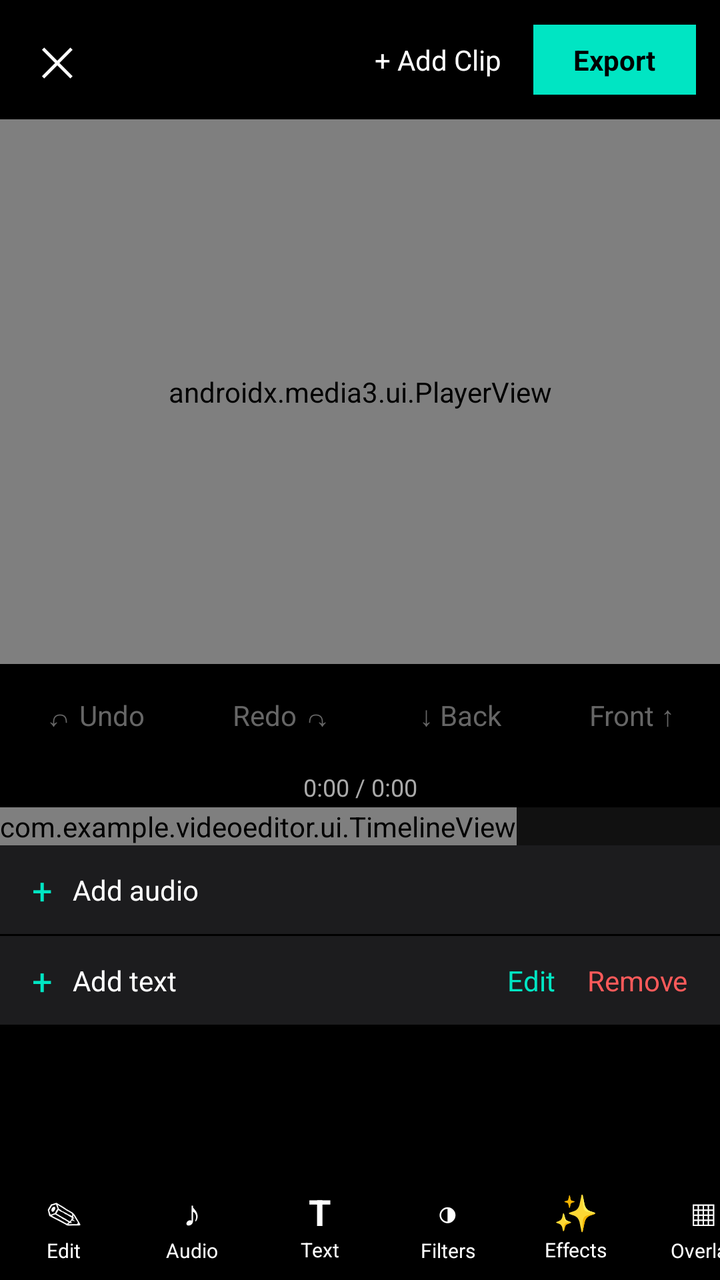
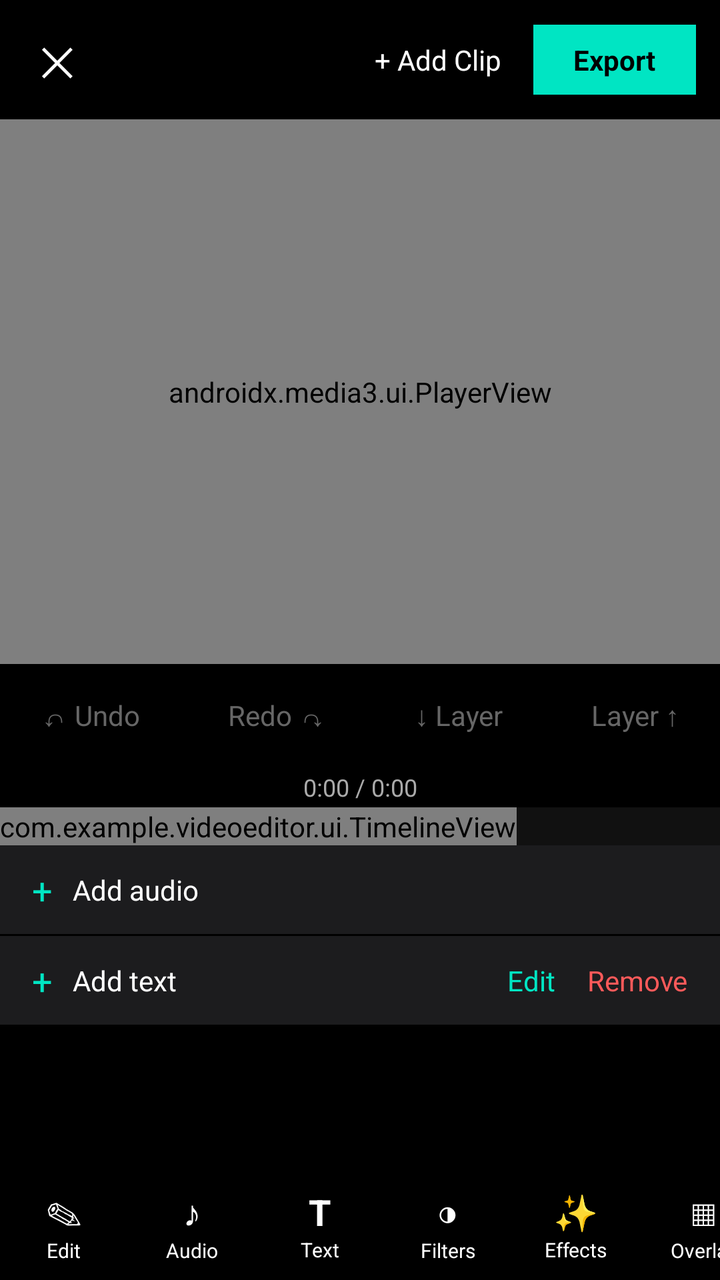

Compare the two renders of this Android layout. The source of the first and the diff that turns it into the second are given below.
<!-- AndroidManifest.xml: application theme Theme.VideoEditor -->
<!-- res/layout/activity_editor.xml -->
<?xml version="1.0" encoding="utf-8"?>
<LinearLayout xmlns:android="http://schemas.android.com/apk/res/android"
    xmlns:app="http://schemas.android.com/apk/res-auto"
    android:layout_width="match_parent"
    android:layout_height="match_parent"
    android:orientation="vertical"
    android:background="#000000">

    
    <LinearLayout
        android:layout_width="match_parent"
        android:layout_height="wrap_content"
        android:orientation="horizontal"
        android:gravity="center_vertical"
        android:paddingStart="12dp"
        android:paddingEnd="12dp"
        android:paddingTop="8dp"
        android:paddingBottom="8dp">

        <TextView
            android:id="@+id/closeButton"
            android:layout_width="wrap_content"
            android:layout_height="wrap_content"
            android:text="\u2715"
            android:textColor="#FFFFFF"
            android:textSize="20sp"
            android:padding="8dp" />

        <View
            android:layout_width="0dp"
            android:layout_height="1dp"
            android:layout_weight="1" />

        <TextView
            android:id="@+id/addClipTopButton"
            android:layout_width="wrap_content"
            android:layout_height="wrap_content"
            android:text="+ Add Clip"
            android:textColor="#FFFFFF"
            android:textSize="14sp"
            android:padding="8dp"
            android:layout_marginEnd="8dp" />

        <TextView
            android:id="@+id/exportButton"
            android:layout_width="wrap_content"
            android:layout_height="wrap_content"
            android:text="Export"
            android:textColor="#000000"
            android:textStyle="bold"
            android:background="#00E5C3"
            android:paddingStart="20dp"
            android:paddingEnd="20dp"
            android:paddingTop="8dp"
            android:paddingBottom="8dp" />

    </LinearLayout>

    
    <FrameLayout
        android:layout_width="match_parent"
        android:layout_height="0dp"
        android:layout_weight="3">

        <androidx.media3.ui.PlayerView
            android:id="@+id/previewPlayerView"
            android:layout_width="match_parent"
            android:layout_height="match_parent"
            app:use_controller="true" />

        <FrameLayout
            android:id="@+id/overlayProxyBox"
            android:layout_width="120dp"
            android:layout_height="60dp"
            android:background="@drawable/overlay_proxy_border"
            android:visibility="gone">

            <TextView
                android:id="@+id/overlayProxyText"
                android:layout_width="match_parent"
                android:layout_height="match_parent"
                android:gravity="center"
                android:textColor="@android:color/transparent"
                android:textSize="16sp"
                android:singleLine="true"
                android:ellipsize="end" />

            <ImageView
                android:id="@+id/overlayProxyImage"
                android:layout_width="match_parent"
                android:layout_height="match_parent"
                android:scaleType="fitCenter"
                android:alpha="0"
                android:visibility="gone" />

            <View
                android:id="@+id/overlayResizeHandle"
                android:layout_width="28dp"
                android:layout_height="28dp"
                android:layout_gravity="bottom|end"
                android:background="#FFFFFF" />

        </FrameLayout>

    </FrameLayout>

    
    <LinearLayout
        android:layout_width="match_parent"
        android:layout_height="wrap_content"
        android:orientation="horizontal"
        android:gravity="center"
        android:paddingTop="6dp"
        android:paddingBottom="6dp">

        <TextView
            android:id="@+id/undoButton"
            android:layout_width="wrap_content"
            android:layout_height="wrap_content"
            android:text="\u21B6 Undo"
            android:textColor="#666666"
            android:textSize="14sp"
            android:padding="10dp" />

        <TextView
            android:id="@+id/redoButton"
            android:layout_width="wrap_content"
            android:layout_height="wrap_content"
            android:text="Redo \u21B7"
            android:textColor="#666666"
            android:textSize="14sp"
            android:padding="10dp"
            android:layout_marginStart="24dp" />

        <TextView
            android:id="@+id/sendBackButton"
            android:layout_width="wrap_content"
            android:layout_height="wrap_content"
            android:text="\u2193 Back"
            android:textColor="#666666"
            android:textSize="14sp"
            android:padding="10dp"
            android:layout_marginStart="24dp" />

        <TextView
            android:id="@+id/bringFrontButton"
            android:layout_width="wrap_content"
            android:layout_height="wrap_content"
            android:text="Front \u2191"
            android:textColor="#666666"
            android:textSize="14sp"
            android:padding="10dp"
            android:layout_marginStart="24dp" />

    </LinearLayout>

    <TextView
        android:id="@+id/timeLabel"
        android:layout_width="match_parent"
        android:layout_height="wrap_content"
        android:gravity="center"
        android:textColor="#AAAAAA"
        android:textSize="12sp"
        android:padding="2dp"
        android:text="0:00 / 0:00" />

    <ProgressBar
        android:id="@+id/exportProgressBar"
        style="?android:attr/progressBarStyleHorizontal"
        android:layout_width="match_parent"
        android:layout_height="6dp"
        android:visibility="gone" />

    
    <ScrollView
        android:layout_width="match_parent"
        android:layout_height="0dp"
        android:layout_weight="2"
        android:fillViewport="false">

    <LinearLayout
        android:layout_width="match_parent"
        android:layout_height="wrap_content"
        android:orientation="vertical">

    
    <HorizontalScrollView
        android:layout_width="match_parent"
        android:layout_height="wrap_content"
        android:background="#111111"
        android:scrollbars="none">

        <com.example.videoeditor.ui.TimelineView
            android:id="@+id/timelineView"
            android:layout_width="wrap_content"
            android:layout_height="wrap_content" />

    </HorizontalScrollView>

    
    <LinearLayout
        android:id="@+id/addAudioRow"
        android:layout_width="match_parent"
        android:layout_height="wrap_content"
        android:orientation="horizontal"
        android:gravity="center_vertical"
        android:clickable="true"
        android:focusable="true"
        android:background="#1C1C1E"
        android:paddingStart="16dp"
        android:paddingEnd="16dp"
        android:paddingTop="10dp"
        android:paddingBottom="10dp">

        <TextView
            android:layout_width="wrap_content"
            android:layout_height="wrap_content"
            android:text="+"
            android:textColor="#00E5C3"
            android:textSize="18sp" />

        <TextView
            android:id="@+id/musicTrackLabel"
            android:layout_width="0dp"
            android:layout_height="wrap_content"
            android:layout_weight="1"
            android:layout_marginStart="10dp"
            android:textColor="#FFFFFF"
            android:text="Add audio"
            android:singleLine="true"
            android:ellipsize="middle" />

        <TextView
            android:id="@+id/editMusicButton"
            android:layout_width="wrap_content"
            android:layout_height="wrap_content"
            android:text="Edit"
            android:textColor="#00E5C3"
            android:layout_marginEnd="16dp"
            android:visibility="gone" />

        <TextView
            android:id="@+id/removeMusicButton"
            android:layout_width="wrap_content"
            android:layout_height="wrap_content"
            android:text="Remove"
            android:textColor="#FF5A5A"
            android:visibility="gone" />

    </LinearLayout>

    <LinearLayout
        android:id="@+id/addTextRow"
        android:layout_width="match_parent"
        android:layout_height="wrap_content"
        android:orientation="horizontal"
        android:gravity="center_vertical"
        android:clickable="true"
        android:focusable="true"
        android:background="#1C1C1E"
        android:paddingStart="16dp"
        android:paddingEnd="16dp"
        android:paddingTop="10dp"
        android:paddingBottom="10dp"
        android:layout_marginTop="1dp">

        <TextView
            android:layout_width="wrap_content"
            android:layout_height="wrap_content"
            android:text="+"
            android:textColor="#00E5C3"
            android:textSize="18sp" />

        <TextView
            android:layout_width="0dp"
            android:layout_height="wrap_content"
            android:layout_weight="1"
            android:layout_marginStart="10dp"
            android:textColor="#FFFFFF"
            android:text="Add text" />

        <TextView
            android:id="@+id/editTextButton"
            android:layout_width="wrap_content"
            android:layout_height="wrap_content"
            android:text="Edit"
            android:textColor="#00E5C3"
            android:layout_marginEnd="16dp" />

        <TextView
            android:id="@+id/removeTextButton"
            android:layout_width="wrap_content"
            android:layout_height="wrap_content"
            android:text="Remove"
            android:textColor="#FF5A5A" />

    </LinearLayout>

    
    <LinearLayout
        android:id="@+id/toolPanel"
        android:layout_width="match_parent"
        android:layout_height="wrap_content"
        android:orientation="vertical"
        android:visibility="gone"
        android:background="#0A0A0A">

        <LinearLayout
            android:id="@+id/editToolsPanel"
            android:layout_width="match_parent"
            android:layout_height="wrap_content"
            android:orientation="vertical"
            android:visibility="gone">

            <LinearLayout
                android:layout_width="match_parent"
                android:layout_height="wrap_content"
                android:orientation="horizontal"
                android:padding="8dp">

                <Button
                    android:id="@+id/copyClipButton"
                    android:layout_width="0dp"
                    android:layout_height="wrap_content"
                    android:layout_weight="1"
                    android:text="Copy" />

                <Button
                    android:id="@+id/pasteClipButton"
                    android:layout_width="0dp"
                    android:layout_height="wrap_content"
                    android:layout_weight="1"
                    android:enabled="false"
                    android:text="Paste" />

                <Button
                    android:id="@+id/deleteClipButton"
                    android:layout_width="0dp"
                    android:layout_height="wrap_content"
                    android:layout_weight="1"
                    android:text="Delete" />

            </LinearLayout>

            <LinearLayout
                android:layout_width="match_parent"
                android:layout_height="wrap_content"
                android:orientation="horizontal"
                android:padding="8dp">

                <Button
                    android:id="@+id/toggleTransitionButton"
                    android:layout_width="match_parent"
                    android:layout_height="wrap_content"
                    android:text="Add Crossfade to Next Clip" />

            </LinearLayout>

        </LinearLayout>

        <HorizontalScrollView
            android:id="@+id/filterToolsPanel"
            android:layout_width="match_parent"
            android:layout_height="wrap_content"
            android:visibility="gone"
            android:scrollbars="none"
            android:paddingStart="8dp"
            android:paddingEnd="8dp"
            android:paddingTop="8dp"
            android:paddingBottom="8dp">

            <LinearLayout
                android:id="@+id/filterButtonContainer"
                android:layout_width="wrap_content"
                android:layout_height="wrap_content"
                android:orientation="horizontal">

                <Button android:id="@+id/filterNoneButton" style="?android:attr/buttonStyleSmall" android:layout_width="wrap_content" android:layout_height="wrap_content" android:text="None" />
                <Button android:id="@+id/filterGrayscaleButton" style="?android:attr/buttonStyleSmall" android:layout_width="wrap_content" android:layout_height="wrap_content" android:text="B&amp;W" />
                <Button android:id="@+id/filterSepiaButton" style="?android:attr/buttonStyleSmall" android:layout_width="wrap_content" android:layout_height="wrap_content" android:text="Sepia" />
                <Button android:id="@+id/filterVividButton" style="?android:attr/buttonStyleSmall" android:layout_width="wrap_content" android:layout_height="wrap_content" android:text="Vivid" />
                <Button android:id="@+id/filterCoolButton" style="?android:attr/buttonStyleSmall" android:layout_width="wrap_content" android:layout_height="wrap_content" android:text="Cool" />
                <Button android:id="@+id/filterWarmButton" style="?android:attr/buttonStyleSmall" android:layout_width="wrap_content" android:layout_height="wrap_content" android:text="Warm" />
                <Button android:id="@+id/filterInvertButton" style="?android:attr/buttonStyleSmall" android:layout_width="wrap_content" android:layout_height="wrap_content" android:text="Invert" />
                <Button android:id="@+id/filterNoirButton" style="?android:attr/buttonStyleSmall" android:layout_width="wrap_content" android:layout_height="wrap_content" android:text="Noir" />
                <Button android:id="@+id/filterFadeButton" style="?android:attr/buttonStyleSmall" android:layout_width="wrap_content" android:layout_height="wrap_content" android:text="Fade" />
                <Button android:id="@+id/filterDramaticButton" style="?android:attr/buttonStyleSmall" android:layout_width="wrap_content" android:layout_height="wrap_content" android:text="Dramatic" />
                <Button android:id="@+id/filterPastelButton" style="?android:attr/buttonStyleSmall" android:layout_width="wrap_content" android:layout_height="wrap_content" android:text="Pastel" />
                <Button android:id="@+id/filterNightButton" style="?android:attr/buttonStyleSmall" android:layout_width="wrap_content" android:layout_height="wrap_content" android:text="Night" />

            </LinearLayout>

        </HorizontalScrollView>

        <HorizontalScrollView
            android:id="@+id/effectToolsPanel"
            android:layout_width="match_parent"
            android:layout_height="wrap_content"
            android:visibility="gone"
            android:scrollbars="none"
            android:paddingStart="8dp"
            android:paddingEnd="8dp"
            android:paddingTop="8dp"
            android:paddingBottom="8dp">

            <LinearLayout
                android:layout_width="wrap_content"
                android:layout_height="wrap_content"
                android:orientation="horizontal">

                <Button android:id="@+id/effectNoneButton" style="?android:attr/buttonStyleSmall" android:layout_width="wrap_content" android:layout_height="wrap_content" android:text="None" />
                <Button android:id="@+id/effectFlashButton" style="?android:attr/buttonStyleSmall" android:layout_width="wrap_content" android:layout_height="wrap_content" android:text="Flash" />
                <Button android:id="@+id/effectShakeButton" style="?android:attr/buttonStyleSmall" android:layout_width="wrap_content" android:layout_height="wrap_content" android:text="Shake" />
                <Button android:id="@+id/effectZoomInButton" style="?android:attr/buttonStyleSmall" android:layout_width="wrap_content" android:layout_height="wrap_content" android:text="Zoom In" />
                <Button android:id="@+id/effectZoomOutButton" style="?android:attr/buttonStyleSmall" android:layout_width="wrap_content" android:layout_height="wrap_content" android:text="Zoom Out" />
                <Button android:id="@+id/effectPulseButton" style="?android:attr/buttonStyleSmall" android:layout_width="wrap_content" android:layout_height="wrap_content" android:text="Pulse" />

            </LinearLayout>

        </HorizontalScrollView>

        <HorizontalScrollView
            android:id="@+id/stickerToolsPanel"
            android:layout_width="match_parent"
            android:layout_height="wrap_content"
            android:visibility="gone"
            android:scrollbars="none"
            android:paddingStart="8dp"
            android:paddingEnd="8dp"
            android:paddingTop="8dp"
            android:paddingBottom="8dp">

            <LinearLayout
                android:id="@+id/stickerButtonContainer"
                android:layout_width="wrap_content"
                android:layout_height="wrap_content"
                android:orientation="horizontal" />

        </HorizontalScrollView>

        <LinearLayout
            android:id="@+id/captionsToolsPanel"
            android:layout_width="match_parent"
            android:layout_height="wrap_content"
            android:orientation="vertical"
            android:visibility="gone"
            android:padding="12dp">

            <TextView
                android:layout_width="wrap_content"
                android:layout_height="wrap_content"
                android:text="One line per caption -- each becomes a timed subtitle, starting from the current playhead."
                android:textColor="#AAAAAA"
                android:textSize="12sp"
                android:layout_marginBottom="8dp" />

            <EditText
                android:id="@+id/captionsScriptInput"
                android:layout_width="match_parent"
                android:layout_height="wrap_content"
                android:minLines="3"
                android:gravity="top"
                android:hint="Line 1\nLine 2\nLine 3..." />

            <Button
                android:id="@+id/generateCaptionsButton"
                android:layout_width="match_parent"
                android:layout_height="wrap_content"
                android:layout_marginTop="8dp"
                android:text="Generate Captions" />

        </LinearLayout>

        <LinearLayout
            android:id="@+id/overlayToolsPanel"
            android:layout_width="match_parent"
            android:layout_height="wrap_content"
            android:orientation="vertical"
            android:visibility="gone"
            android:padding="12dp">

            <TextView
                android:layout_width="wrap_content"
                android:layout_height="wrap_content"
                android:text="Place an image on top of the video, like picture-in-picture. Drag it on the preview to reposition, drag its corner to resize."
                android:textColor="#AAAAAA"
                android:textSize="12sp"
                android:layout_marginBottom="8dp" />

            <Button
                android:id="@+id/addImageOverlayButton"
                android:layout_width="match_parent"
                android:layout_height="wrap_content"
                android:text="Add Image Overlay" />

            <Button
                android:id="@+id/editImageOverlayButton"
                android:layout_width="match_parent"
                android:layout_height="wrap_content"
                android:layout_marginTop="4dp"
                android:text="Edit Selected Image Overlay (Opacity)" />

            <Button
                android:id="@+id/removeImageOverlayButton"
                android:layout_width="match_parent"
                android:layout_height="wrap_content"
                android:layout_marginTop="4dp"
                android:text="Remove Selected/Last Image Overlay" />

        </LinearLayout>

    </LinearLayout>

    </LinearLayout>

    </ScrollView>

    
    <HorizontalScrollView
        android:id="@+id/mainToolbarScrollView"
        android:layout_width="match_parent"
        android:layout_height="wrap_content"
        android:scrollbars="none"
        android:background="#000000">

        <LinearLayout
            android:layout_width="wrap_content"
            android:layout_height="wrap_content"
            android:orientation="horizontal"
            android:paddingTop="8dp"
            android:paddingBottom="8dp">

            <LinearLayout android:id="@+id/toolEdit" android:layout_width="64dp" android:layout_height="wrap_content" android:orientation="vertical" android:gravity="center" android:clickable="true" android:focusable="true">
                <TextView android:layout_width="wrap_content" android:layout_height="wrap_content" android:text="\u270E" android:textColor="#FFFFFF" android:textSize="18sp" />
                <TextView android:layout_width="wrap_content" android:layout_height="wrap_content" android:text="Edit" android:textColor="#FFFFFF" android:textSize="10sp" />
            </LinearLayout>

            <LinearLayout android:id="@+id/toolAudio" android:layout_width="64dp" android:layout_height="wrap_content" android:orientation="vertical" android:gravity="center" android:clickable="true" android:focusable="true">
                <TextView android:layout_width="wrap_content" android:layout_height="wrap_content" android:text="\u266A" android:textColor="#FFFFFF" android:textSize="18sp" />
                <TextView android:layout_width="wrap_content" android:layout_height="wrap_content" android:text="Audio" android:textColor="#FFFFFF" android:textSize="10sp" />
            </LinearLayout>

            <LinearLayout android:id="@+id/toolText" android:layout_width="64dp" android:layout_height="wrap_content" android:orientation="vertical" android:gravity="center" android:clickable="true" android:focusable="true">
                <TextView android:layout_width="wrap_content" android:layout_height="wrap_content" android:text="T" android:textColor="#FFFFFF" android:textSize="18sp" android:textStyle="bold" />
                <TextView android:layout_width="wrap_content" android:layout_height="wrap_content" android:text="Text" android:textColor="#FFFFFF" android:textSize="10sp" />
            </LinearLayout>

            <LinearLayout android:id="@+id/toolFilters" android:layout_width="64dp" android:layout_height="wrap_content" android:orientation="vertical" android:gravity="center" android:clickable="true" android:focusable="true">
                <TextView android:layout_width="wrap_content" android:layout_height="wrap_content" android:text="\u25D1" android:textColor="#FFFFFF" android:textSize="18sp" />
                <TextView android:layout_width="wrap_content" android:layout_height="wrap_content" android:text="Filters" android:textColor="#FFFFFF" android:textSize="10sp" />
            </LinearLayout>

            <LinearLayout android:id="@+id/toolEffects" android:layout_width="64dp" android:layout_height="wrap_content" android:orientation="vertical" android:gravity="center" android:clickable="true" android:focusable="true">
                <TextView android:layout_width="wrap_content" android:layout_height="wrap_content" android:text="\u2728" android:textColor="#FFFFFF" android:textSize="18sp" />
                <TextView android:layout_width="wrap_content" android:layout_height="wrap_content" android:text="Effects" android:textColor="#FFFFFF" android:textSize="10sp" />
            </LinearLayout>

            <LinearLayout android:id="@+id/toolOverlay" android:layout_width="64dp" android:layout_height="wrap_content" android:orientation="vertical" android:gravity="center" android:clickable="true" android:focusable="true">
                <TextView android:layout_width="wrap_content" android:layout_height="wrap_content" android:text="\u25A6" android:textColor="#FFFFFF" android:textSize="18sp" />
                <TextView android:layout_width="wrap_content" android:layout_height="wrap_content" android:text="Overlay" android:textColor="#FFFFFF" android:textSize="10sp" />
            </LinearLayout>

            <LinearLayout android:id="@+id/toolCaptions" android:layout_width="64dp" android:layout_height="wrap_content" android:orientation="vertical" android:gravity="center" android:clickable="true" android:focusable="true">
                <TextView android:layout_width="wrap_content" android:layout_height="wrap_content" android:text="\uD83D\uDCAC" android:textSize="18sp" />
                <TextView android:layout_width="wrap_content" android:layout_height="wrap_content" android:text="Captions" android:textColor="#FFFFFF" android:textSize="10sp" />
            </LinearLayout>

            <LinearLayout android:id="@+id/toolAdjust" android:layout_width="64dp" android:layout_height="wrap_content" android:orientation="vertical" android:gravity="center" android:clickable="true" android:focusable="true">
                <TextView android:layout_width="wrap_content" android:layout_height="wrap_content" android:text="\u2699" android:textColor="#FFFFFF" android:textSize="18sp" />
                <TextView android:layout_width="wrap_content" android:layout_height="wrap_content" android:text="Adjust" android:textColor="#FFFFFF" android:textSize="10sp" />
            </LinearLayout>

            <LinearLayout android:id="@+id/toolStickers" android:layout_width="64dp" android:layout_height="wrap_content" android:orientation="vertical" android:gravity="center" android:clickable="true" android:focusable="true">
                <TextView android:layout_width="wrap_content" android:layout_height="wrap_content" android:text="\u263A" android:textColor="#FFFFFF" android:textSize="18sp" />
                <TextView android:layout_width="wrap_content" android:layout_height="wrap_content" android:text="Stickers" android:textColor="#FFFFFF" android:textSize="10sp" />
            </LinearLayout>

            <LinearLayout android:id="@+id/toolGenerateMedia" android:layout_width="72dp" android:layout_height="wrap_content" android:orientation="vertical" android:gravity="center" android:clickable="true" android:focusable="true">
                <TextView android:layout_width="wrap_content" android:layout_height="wrap_content" android:text="\u2726 AI" android:textColor="#00E5C3" android:textSize="14sp" android:textStyle="bold" />
                <TextView android:layout_width="wrap_content" android:layout_height="wrap_content" android:text="Generate" android:textColor="#FFFFFF" android:textSize="10sp" />
            </LinearLayout>

        </LinearLayout>

    </HorizontalScrollView>

    
    <HorizontalScrollView
        android:id="@+id/textSubToolbar"
        android:layout_width="match_parent"
        android:layout_height="wrap_content"
        android:scrollbars="none"
        android:background="#000000"
        android:visibility="gone">

        <LinearLayout
            android:layout_width="wrap_content"
            android:layout_height="wrap_content"
            android:orientation="horizontal"
            android:paddingTop="8dp"
            android:paddingBottom="8dp">

            <LinearLayout android:id="@+id/textToolBack" android:layout_width="56dp" android:layout_height="wrap_content" android:orientation="vertical" android:gravity="center" android:clickable="true" android:focusable="true">
                <TextView android:layout_width="wrap_content" android:layout_height="wrap_content" android:text="\u2039" android:textColor="#FFFFFF" android:textSize="22sp" />
            </LinearLayout>

            <LinearLayout android:id="@+id/textToolAiFx" android:layout_width="64dp" android:layout_height="wrap_content" android:orientation="vertical" android:gravity="center" android:clickable="true" android:focusable="true">
                <TextView android:layout_width="wrap_content" android:layout_height="wrap_content" android:text="\u2728" android:textColor="#FFFFFF" android:textSize="18sp" />
                <TextView android:layout_width="wrap_content" android:layout_height="wrap_content" android:text="AI text FX" android:textColor="#FFFFFF" android:textSize="10sp" />
            </LinearLayout>

            <LinearLayout android:id="@+id/textToolAddText" android:layout_width="64dp" android:layout_height="wrap_content" android:orientation="vertical" android:gravity="center" android:clickable="true" android:focusable="true">
                <TextView android:layout_width="wrap_content" android:layout_height="wrap_content" android:text="A+" android:textColor="#FFFFFF" android:textSize="18sp" android:textStyle="bold" />
                <TextView android:layout_width="wrap_content" android:layout_height="wrap_content" android:text="Add text" android:textColor="#FFFFFF" android:textSize="10sp" />
            </LinearLayout>

            <LinearLayout android:id="@+id/textToolAutoCaptions" android:layout_width="72dp" android:layout_height="wrap_content" android:orientation="vertical" android:gravity="center" android:clickable="true" android:focusable="true">
                <TextView android:layout_width="wrap_content" android:layout_height="wrap_content" android:text="\uD83D\uDCAC" android:textSize="18sp" />
                <TextView android:layout_width="wrap_content" android:layout_height="wrap_content" android:text="Auto Captions" android:textColor="#FFFFFF" android:textSize="10sp" />
            </LinearLayout>

            <LinearLayout android:id="@+id/textToolStickers" android:layout_width="64dp" android:layout_height="wrap_content" android:orientation="vertical" android:gravity="center" android:clickable="true" android:focusable="true">
                <TextView android:layout_width="wrap_content" android:layout_height="wrap_content" android:text="\u263A" android:textColor="#FFFFFF" android:textSize="18sp" />
                <TextView android:layout_width="wrap_content" android:layout_height="wrap_content" android:text="Stickers" android:textColor="#FFFFFF" android:textSize="10sp" />
            </LinearLayout>

            <LinearLayout android:id="@+id/textToolDraw" android:layout_width="64dp" android:layout_height="wrap_content" android:orientation="vertical" android:gravity="center" android:clickable="true" android:focusable="true">
                <TextView android:layout_width="wrap_content" android:layout_height="wrap_content" android:text="\u270F" android:textColor="#FFFFFF" android:textSize="18sp" />
                <TextView android:layout_width="wrap_content" android:layout_height="wrap_content" android:text="Draw" android:textColor="#FFFFFF" android:textSize="10sp" />
            </LinearLayout>

            <LinearLayout android:id="@+id/textToolTemplate" android:layout_width="72dp" android:layout_height="wrap_content" android:orientation="vertical" android:gravity="center" android:clickable="true" android:focusable="true">
                <TextView android:layout_width="wrap_content" android:layout_height="wrap_content" android:text="\uD83D\uDCC4" android:textSize="18sp" />
                <TextView android:layout_width="wrap_content" android:layout_height="wrap_content" android:text="Text template" android:textColor="#FFFFFF" android:textSize="10sp" />
            </LinearLayout>

            <LinearLayout android:id="@+id/textToolTextToAudio" android:layout_width="72dp" android:layout_height="wrap_content" android:orientation="vertical" android:gravity="center" android:clickable="true" android:focusable="true">
                <TextView android:layout_width="wrap_content" android:layout_height="wrap_content" android:text="\uD83D\uDD0A" android:textSize="18sp" />
                <TextView android:layout_width="wrap_content" android:layout_height="wrap_content" android:text="Text to audio" android:textColor="#FFFFFF" android:textSize="10sp" />
            </LinearLayout>

            <LinearLayout android:id="@+id/textToolAutoLyrics" android:layout_width="72dp" android:layout_height="wrap_content" android:orientation="vertical" android:gravity="center" android:clickable="true" android:focusable="true">
                <TextView android:layout_width="wrap_content" android:layout_height="wrap_content" android:text="\uD83C\uDFB5" android:textSize="18sp" />
                <TextView android:layout_width="wrap_content" android:layout_height="wrap_content" android:text="Auto lyrics" android:textColor="#FFFFFF" android:textSize="10sp" />
            </LinearLayout>

        </LinearLayout>

    </HorizontalScrollView>

</LinearLayout>
<!-- resources referenced by this layout -->
<resources>
  <!-- drawable overlay_proxy_border (drawable) -->
  <?xml version="1.0" encoding="utf-8"?>
  <shape xmlns:android="http://schemas.android.com/apk/res/android">
      <stroke android:width="2dp" android:color="#00E5C3" />
      <solid android:color="@android:color/transparent" />
  </shape>
  <style name="Theme.VideoEditor" parent="Theme.MaterialComponents.DayNight.NoActionBar">
          <item name="colorPrimary">#FF7A00</item>
          <item name="android:windowBackground">#000000</item>
      </style>
</resources>

<!-- the commit's change to res/layout/activity_editor.xml (unified diff, before → after) -->
@@ -66,7 +66,9 @@
             android:id="@+id/previewPlayerView"
             android:layout_width="match_parent"
             android:layout_height="match_parent"
-            app:use_controller="true" />
+            app:use_controller="true"
+            app:surface_type="texture_view" />
+        
 
         <FrameLayout
             android:id="@+id/overlayProxyBox"
@@ -136,7 +138,7 @@
             android:id="@+id/sendBackButton"
             android:layout_width="wrap_content"
             android:layout_height="wrap_content"
-            android:text="\u2193 Back"
+            android:text="\u2193 Layer"
             android:textColor="#666666"
             android:textSize="14sp"
             android:padding="10dp"
@@ -146,7 +148,7 @@
             android:id="@+id/bringFrontButton"
             android:layout_width="wrap_content"
             android:layout_height="wrap_content"
-            android:text="Front \u2191"
+            android:text="Layer \u2191"
             android:textColor="#666666"
             android:textSize="14sp"
             android:padding="10dp"
